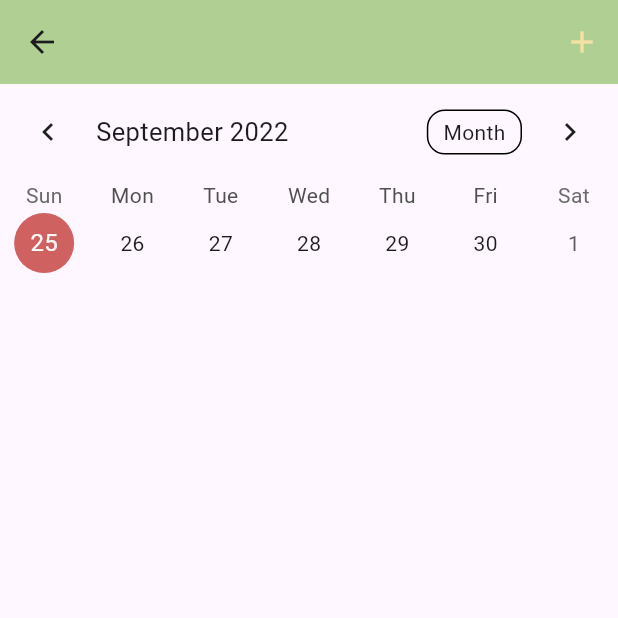
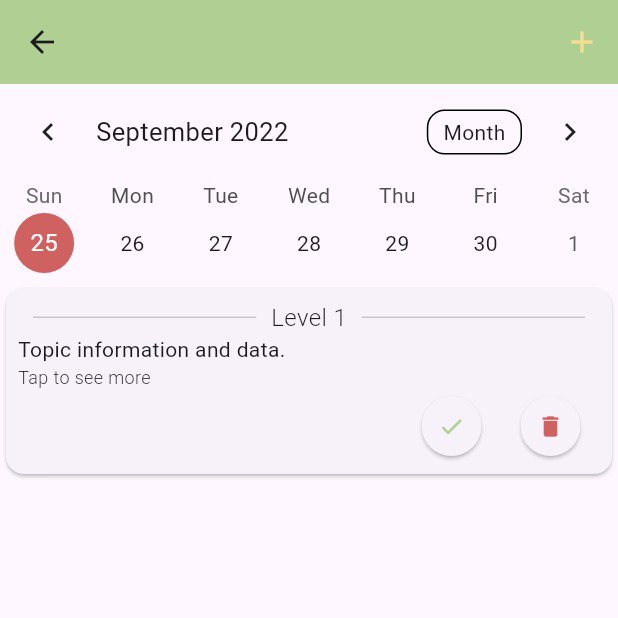
Before and after one commit to sudoadarsh/re_vision, a Flutter app: the screen it shows after launch, on a phone screen of 412 x 824 dp, the top half of it. Run offline on Flutter 3.47's test engine with Material 2 defaults, Android fonts, the phone set to English and light mode, and no system bars; drawn by our look-alikes of table_calendar; our stand-ins replace shared_preferences, sqflite; accounts and stored records are empty.

```diff
--- /dev/null
+++ b/lib/base_shared_prefs/base_shared_prefs.dart
@@ -0,0 +1,49 @@
+import 'package:shared_preferences/shared_preferences.dart';
+
+class BaseSharedPrefsSingleton {
+  static SharedPreferences? _prefs;
+
+  /// Initialise the [BaseSharedPrefsSingleton] in the main function to the
+  /// create the single instance of the same that will be used through out the
+  /// application.
+  static Future<SharedPreferences?> init() async {
+    _prefs = await SharedPreferences.getInstance();
+    return _prefs;
+  }
+
+  /// To save a value in the local storage using shared prefs.
+  static Future<bool>? setValue(String key, dynamic value) {
+    switch (value.runtimeType) {
+      case int:
+        return _prefs?.setInt(key, value);
+      case double:
+        return _prefs?.setDouble(key, value);
+      case bool:
+        return _prefs?.setBool(key, value);
+      case String:
+        return _prefs?.setString(key, value);
+      case List<String>:
+        return _prefs?.setStringList(key, value);
+    }
+    return null;
+  }
+
+  /// To retrieve values from the shared prefs.
+  static bool? getBool(String key) => _prefs?.getBool(key);
+
+  static int? getInt(String key) => _prefs?.getInt(key);
+
+  static String? getString(String key) => _prefs?.getString(key);
+
+  static double? getDouble(String key) => _prefs?.getDouble(key);
+
+  static List<String>? getStringList(String key) => _prefs?.getStringList(key);
+
+  /// Delete operations.
+  static Future<bool?> delete(String key) async => await _prefs?.remove(key);
+
+  static Future<bool?> clear(String key) async => await _prefs?.clear();
+
+  /// Check whether a key exists already in the shared prefs.
+  static bool? checkKey(String key) => _prefs?.containsKey(key);
+}
--- a/lib/base_widgets/base_depth_form_field.dart
+++ b/lib/base_widgets/base_depth_form_field.dart
@@ -32,8 +32,7 @@ class BaseTextFormFieldWithDepth extends StatelessWidget {
       maxLines: maxLines ?? 1,
       style: Theme.of(context)
           .primaryTextTheme
-          .bodyMedium
-          ?.copyWith(color: Theme.of(context).primaryColor, fontSize: 14.0),
+          .bodyMedium,
       cursorColor: Theme.of(context).primaryColor,
       decoration: InputDecoration(
         hintText: hintText,
--- /dev/null
+++ b/lib/base_widgets/base_rounded_elevated_button.dart
@@ -0,0 +1,23 @@
+import 'package:flutter/material.dart';
+
+class BaseElevatedRoundedButton extends StatelessWidget {
+  const BaseElevatedRoundedButton(
+      {Key? key, this.backgroundColor, this.child, required this.onPressed})
+      : super(key: key);
+
+  final Color? backgroundColor;
+  final Widget? child;
+  final VoidCallback onPressed;
+
+  @override
+  Widget build(BuildContext context) {
+    return ElevatedButton(
+      onPressed: onPressed,
+      style: ElevatedButton.styleFrom(
+        backgroundColor: backgroundColor,
+        shape: const CircleBorder(),
+      ),
+      child: child,
+    );
+  }
+}
--- a/lib/constants/color_constants.dart
+++ b/lib/constants/color_constants.dart
@@ -5,6 +5,6 @@ class ColorConstants {
 
   static const Color primary = Color.fromRGBO(175, 208, 146, 1.0);
   static const Color secondary = Color.fromRGBO(208, 97, 97, 1.0);
-  static const Color button = Color.fromRGBO(245, 225, 164, 1.0);
+  static const Color button = Color.fromRGBO(246, 222, 147, 1.0);
   static const Color loginButton = Color.fromRGBO(246, 229, 176, 1.0);
 }
--- a/lib/constants/icon_constants.dart
+++ b/lib/constants/icon_constants.dart
@@ -24,4 +24,12 @@ class IconConstants {
 
   // Icons used in the home page.
   static const Icon add = Icon(Icons.add);
+  static const Icon complete = Icon(Icons.done, color: ColorConstants.primary);
+  static const Icon delete = Icon(Icons.delete, color: ColorConstants.secondary);
+
+  // Icons used in the topic page.
+  static const Icon article = Icon (Icons.article_outlined);
+  static const Icon video = Icon (Icons.video_library_outlined);
+  static const Icon image = Icon (Icons.image_outlined);
+  static const Icon pdf = Icon (Icons.picture_as_pdf_outlined);
 }
--- a/lib/constants/route_constants.dart
+++ /dev/null
@@ -1,4 +0,0 @@
-class RouteConstants {
-  static const String homePage = '/home_page';
-  static const String loginPage = '/';
-}
--- a/lib/constants/size_constants.dart
+++ b/lib/constants/size_constants.dart
@@ -11,4 +11,6 @@ class SizeConstants {
   static final SizedBox spaceHorizontal10 = 10.0.separation(false);
   static final SizedBox spaceHorizontal15 = 15.0.separation(false);
   static final SizedBox spaceHorizontal20 = 20.0.separation(false);
+
+  static const SizedBox none = SizedBox.shrink();
 }
--- a/lib/constants/string_constants.dart
+++ b/lib/constants/string_constants.dart
@@ -5,7 +5,13 @@ class StringConstants {
   // String constants in the schemas.
   static const String id = 'id';
   static const String topic = 'topic';
-  static const String attachment = 'attachment';
+  static const String attachments = 'attachments';
+  static const String createdAt = 'created_at';
+  static const String scheduledTo = 'scheduled_to';
+  static const String iteration = 'iteration';
+  static const String localDbKey = 'localdb.db';
+
+  static const String topicTable = 'topic_table';
 
   // Path constants.
   static const String logoPath = 'images/revision.png';
@@ -25,4 +31,17 @@ class StringConstants {
 
   // String constants in the home page.
   static const String homeTitle = empty;
+  static const String tapToSeeMore = 'Tap to see more';
+
+  // String constants in the topics page.
+  static const String addTopic = 'Add topic';
+  static const String updateTopic = 'Update Topic';
+  static const String topicLabel = 'Topic';
+  static const String addAttachment = 'Add Attachments';
+  static const String selectAttachmentType = 'Select Attachment Type';
+
+  static const String article = 'Article';
+  static const String pdf = 'pdf';
+  static const String video = 'Video';
+  static const String image = 'Image';
 }
--- a/lib/models/schemas.dart
+++ b/lib/models/schemas.dart
@@ -2,7 +2,7 @@ import '../base_sqlite/schema_model.dart';
 import '../constants/string_constants.dart';
 
 class Schemas {
-  static SchemaModel itemSchema = SchemaModel(
+  static SchemaModel topicSchema = SchemaModel(
     dbColumnList: [
       /// The id column which is the primary key of our local database table.
       DbColumn(
@@ -19,7 +19,20 @@ class Schemas {
       DbColumn(columnName: StringConstants.topic, datatype: DbDataType.text),
 
       /// The attachment column.
-      DbColumn(columnName: StringConstants.attachment, datatype: DbDataType.text),
+      DbColumn(columnName: StringConstants.attachments, datatype: DbDataType.text),
+
+      /// The created at column. This will store the time at which the task was
+      /// first created.
+      DbColumn(
+          columnName: StringConstants.createdAt, datatype: DbDataType.text),
+
+      /// The scheduledTo column. This will store the next schedule for the task.
+      DbColumn(
+          columnName: StringConstants.scheduledTo, datatype: DbDataType.text),
+
+      /// The iteration column. This will store the count of iteration.
+      DbColumn(
+          columnName: StringConstants.iteration, datatype: DbDataType.integer)
     ],
   );
 
--- a/lib/modules/home_page.dart
+++ /dev/null
@@ -1,91 +0,0 @@
-import 'package:flutter/material.dart';
-import 'package:re_vision/base_widgets/base_text.dart';
-import 'package:re_vision/constants/color_constants.dart';
-import 'package:re_vision/constants/icon_constants.dart';
-import 'package:re_vision/constants/string_constants.dart';
-import 'package:table_calendar/table_calendar.dart';
-
-import '../base_widgets/base_table_calendar.dart';
-import '../constants/date_time_constants.dart';
-import '../constants/decoration_constants.dart';
-
-class _AppBar {
-  static PreferredSizeWidget appBar() {
-    return AppBar(
-      title: const BaseText(StringConstants.empty),
-      backgroundColor: ColorConstants.primary,
-      actions: [
-        IconButton(
-          onPressed: () {},
-          icon: IconConstants.add,
-          color: ColorConstants.button,
-        )
-      ],
-    );
-  }
-}
-
-class HomePage extends StatefulWidget {
-  const HomePage({Key? key}) : super(key: key);
-
-  @override
-  State<HomePage> createState() => _HomePageState();
-}
-
-class _HomePageState extends State<HomePage> {
-  late DateTime _focusedDay;
-  late DateTime _selectedDay;
-  late CalendarFormat _calendarFormat;
-
-  @override
-  void initState() {
-    _focusedDay = DateTimeConstants.todayTime;
-    _selectedDay = DateTimeConstants.getTodayDateFormatted();
-    _calendarFormat = CalendarFormat.week;
-    super.initState();
-  }
-
-  @override
-  Widget build(BuildContext context) {
-    return Scaffold(
-      appBar: _AppBar.appBar(),
-      body: Column(
-        children: [
-          BaseTableCalendar(
-            selectedDay: _selectedDay,
-            focusedDay: _focusedDay,
-            calendarFormat: _calendarFormat,
-            onDaySelected: (selectedDay, focusedDay) {
-              _selectedDay = selectedDay;
-              _focusedDay = focusedDay;
-              sst();
-            },
-            onFormatChanged: (format) {
-              if (_calendarFormat != format) {
-                _calendarFormat = format;
-                sst();
-              }
-            },
-            onPageChanged: (focusedDay) {
-              _focusedDay = focusedDay;
-            },
-            calendarStyle: _calendarStyle,
-            // eventLoader: (day) {
-            //   // todo: to build the notifications
-            // },
-          ),
-        ],
-      ),
-    );
-  }
-
-  void sst() => setState(() {});
-
-  final CalendarStyle _calendarStyle = CalendarStyle(
-    selectedDecoration: DecorationConstants.circleShape
-        .copyWith(color: ColorConstants.secondary),
-    todayDecoration:
-        DecorationConstants.circleShape.copyWith(color: ColorConstants.primary),
-    markersAlignment: Alignment.bottomRight,
-  );
-}
--- /dev/null
+++ b/lib/modules/home_page/home_page.dart
@@ -0,0 +1,191 @@
+import 'package:flutter/material.dart';
+import 'package:re_vision/base_widgets/base_text.dart';
+import 'package:re_vision/constants/color_constants.dart';
+import 'package:re_vision/constants/icon_constants.dart';
+import 'package:re_vision/constants/string_constants.dart';
+import 'package:re_vision/extensions/widget_extensions.dart';
+import 'package:re_vision/routes/route_constants.dart';
+import 'package:table_calendar/table_calendar.dart';
+
+import '../../base_shared_prefs/base_shared_prefs.dart';
+import '../../base_sqlite/sqlite_helper.dart';
+import '../../base_widgets/base_rounded_elevated_button.dart';
+import '../../base_widgets/base_table_calendar.dart';
+import '../../constants/date_time_constants.dart';
+import '../../constants/decoration_constants.dart';
+import '../../models/schemas.dart';
+
+class _AppBar {
+  static PreferredSizeWidget appBar(BuildContext context) {
+    return AppBar(
+      title: const BaseText(StringConstants.empty),
+      backgroundColor: ColorConstants.primary,
+      actions: [
+        IconButton(
+          onPressed: () {
+            // Navigate to add/ update topic page.
+            Navigator.of(context).pushNamed(RouteConstants.topicPage);
+          },
+          icon: IconConstants.add,
+          color: ColorConstants.button,
+        )
+      ],
+    );
+  }
+}
+
+class _Cards extends StatelessWidget {
+  const _Cards({Key? key}) : super(key: key);
+
+  static const Widget _divider =
+      Expanded(child: Divider(thickness: 1, indent: 10.0, endIndent: 10.0));
+
+  @override
+  Widget build(BuildContext context) {
+    return Card(
+      child: Column(
+        crossAxisAlignment: CrossAxisAlignment.start,
+        children: [
+          Row(
+            children: const [
+              _divider,
+              BaseText(
+                'Level 1',
+                fontWeight: FontWeight.w300,
+                fontSize: 16.0,
+              ),
+              _divider
+            ],
+          ),
+          const BaseText('Topic information and data.'),
+          const BaseText(
+            StringConstants.tapToSeeMore,
+            fontSize: 12.0,
+            fontWeight: FontWeight.w300,
+          ),
+          Row(
+            mainAxisAlignment: MainAxisAlignment.end,
+            children: [
+              BaseElevatedRoundedButton(
+                  onPressed: () {}, child: IconConstants.complete),
+              BaseElevatedRoundedButton(
+                  onPressed: () {}, child: IconConstants.delete)
+            ],
+          )
+        ],
+      ).paddingDefault(),
+    );
+  }
+}
+
+class _TopicCards extends StatefulWidget {
+  const _TopicCards({Key? key}) : super(key: key);
+
+  @override
+  State<_TopicCards> createState() => _TopicCardsState();
+}
+
+class _TopicCardsState extends State<_TopicCards> {
+  @override
+  Widget build(BuildContext context) {
+    return Expanded(
+      child: ListView.builder(
+        itemCount: 1,
+        itemBuilder: (context, index) {
+          return const _Cards();
+        },
+      ),
+    );
+  }
+}
+
+class HomePage extends StatefulWidget {
+  const HomePage({Key? key}) : super(key: key);
+
+  @override
+  State<HomePage> createState() => _HomePageState();
+}
+
+class _HomePageState extends State<HomePage> {
+  late DateTime _focusedDay;
+  late DateTime _selectedDay;
+  late CalendarFormat _calendarFormat;
+
+  @override
+  void initState() {
+    _focusedDay = DateTimeConstants.todayTime;
+    _selectedDay = DateTimeConstants.getTodayDateFormatted();
+    _calendarFormat = CalendarFormat.week;
+
+    _createDatabase();
+    super.initState();
+  }
+
+  @override
+  Widget build(BuildContext context) {
+    return Scaffold(
+      appBar: _AppBar.appBar(context),
+      body: Column(
+        children: [
+          BaseTableCalendar(
+            selectedDay: _selectedDay,
+            focusedDay: _focusedDay,
+            calendarFormat: _calendarFormat,
+            onDaySelected: (selectedDay, focusedDay) {
+              _selectedDay = selectedDay;
+              _focusedDay = focusedDay;
+              sst();
+            },
+            onFormatChanged: (format) {
+              if (_calendarFormat != format) {
+                _calendarFormat = format;
+                sst();
+              }
+            },
+            onPageChanged: (focusedDay) {
+              _focusedDay = focusedDay;
+            },
+            calendarStyle: _calendarStyle,
+            // eventLoader: (day) {
+            //   // todo: to build the notifications
+            // },
+          ),
+          const _TopicCards()
+        ],
+      ),
+    );
+  }
+
+  void sst() => setState(() {});
+
+  final CalendarStyle _calendarStyle = CalendarStyle(
+    selectedDecoration: DecorationConstants.circleShape
+        .copyWith(color: ColorConstants.secondary),
+    todayDecoration:
+        DecorationConstants.circleShape.copyWith(color: ColorConstants.primary),
+    markersAlignment: Alignment.bottomRight,
+  );
+
+  Future _createDatabase() async {
+    bool? exists =
+    BaseSharedPrefsSingleton.checkKey(StringConstants.localDbKey);
+
+    switch (exists) {
+      case true:
+        return null;
+      default:
+        debugPrint('Creating database.');
+        /* Set the shared prefs value that the database has been created. */
+        await BaseSharedPrefsSingleton.setValue(
+          StringConstants.localDbKey,
+          true,
+        );
+        /* Create the topic table. */
+        await BaseSqlite.createTable(
+          tableName: StringConstants.topicTable,
+          model: Schemas.topicSchema,
+        );
+    }
+  }
+
+}
--- a/lib/modules/login_page.dart
+++ b/lib/modules/login_page/login_page.dart
@@ -9,7 +9,7 @@ import 'package:re_vision/extensions/double_extensions.dart';
 import 'package:re_vision/extensions/widget_extensions.dart';
 import 'package:re_vision/utils/app_config.dart';
 
-import '../base_widgets/base_depth_form_field.dart';
+import '../../base_widgets/base_depth_form_field.dart';
 
 /// Widget to get the logo of the application.
 ///
--- /dev/null
+++ b/lib/routes/route_constants.dart
@@ -0,0 +1,5 @@
+class RouteConstants {
+  static const String loginPage = '/';
+  static const String homePage = '/home_page';
+  static const String topicPage = '/topic_page';
+}
--- a/lib/routes/route_generator.dart
+++ b/lib/routes/route_generator.dart
@@ -1,8 +1,9 @@
 import 'package:flutter/material.dart';
-import 'package:re_vision/constants/route_constants.dart';
-import 'package:re_vision/modules/login_page.dart';
+import 'package:re_vision/routes/route_constants.dart';
+import 'package:re_vision/modules/login_page/login_page.dart';
 
-import '../modules/home_page.dart';
+import '../modules/home_page/home_page.dart';
+import '../modules/topic_page/topic_page.dart';
 
 class RouteGenerator {
   static Route<dynamic> generate(RouteSettings settings) {
@@ -18,6 +19,9 @@ class RouteGenerator {
       case RouteConstants.homePage:
         page = const HomePage();
         break;
+      case RouteConstants.topicPage:
+        page = const TopicPage();
+        break;
       default:
         page = const Scaffold(
           body: SizedBox.shrink(),
--- a/pubspec.yaml
+++ b/pubspec.yaml
@@ -38,6 +38,7 @@ dependencies:
   cupertino_icons: ^1.0.2
   sqflite: ^2.1.0
   table_calendar: ^3.0.7
+  shared_preferences: ^2.0.15
 
 dev_dependencies:
   flutter_test:
```
Also changed, not shown: lib/base_widgets/base_alert_dialog.dart (added, +41 -0 lines), lib/main.dart (+5 -2 lines), lib/models/attachment_type_dm.dart (added, +19 -0 lines), lib/modules/topic_page/topic_page.dart (added, +159 -0 lines), pubspec.lock.
